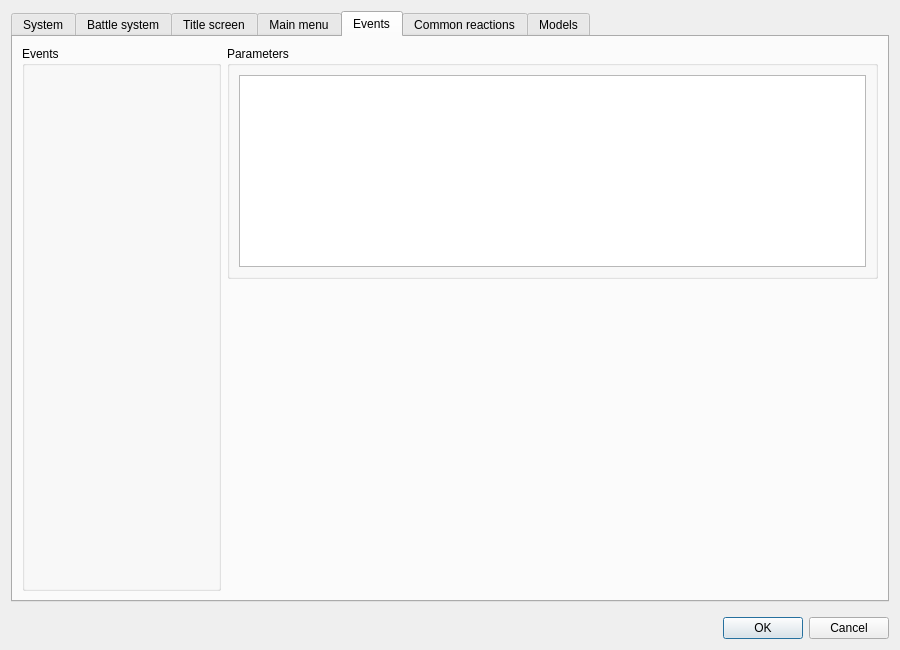
Old version of the form Engine/Dialogs/dialogsystems.ui in the repository RPG-Paper-Maker/RPG-Paper-Maker.
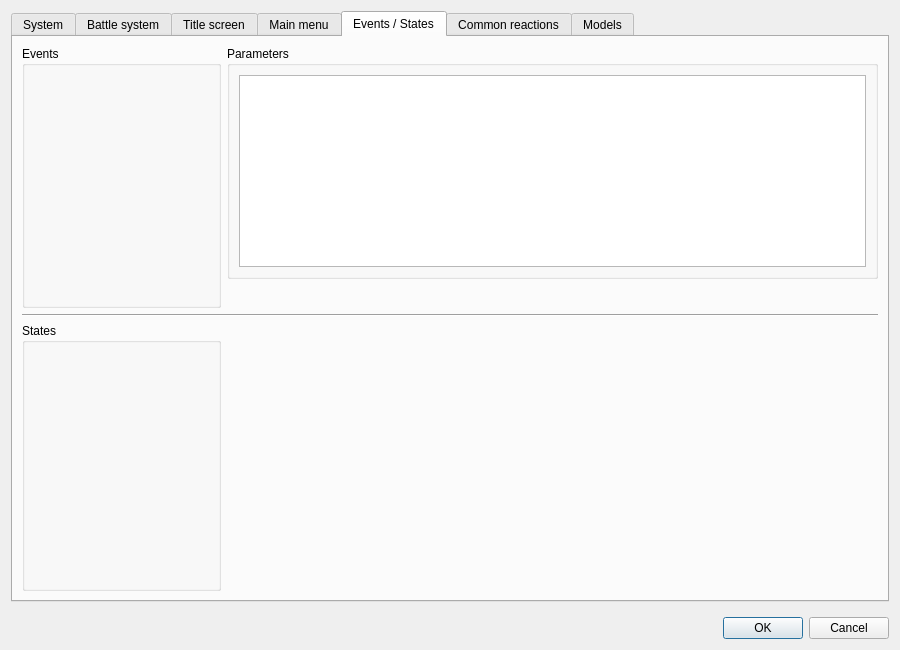
New version of the form. The open tabs and pages were chosen to show the change. Custom widgets are drawn as their Qt base class.

Commit message: [E] Make states always common

What changed in the file:
```diff
--- a/Engine/Dialogs/dialogsystems.ui
+++ b/Engine/Dialogs/dialogsystems.ui
@@ -654,11 +654,13 @@
        </widget>
        <widget class="QWidget" name="tab_6">
         <attribute name="title">
-         <string>Events</string>
+         <string>Events / States</string>
         </attribute>
-        <layout class="QGridLayout" name="gridLayout_20">
+        <layout class="QGridLayout" name="gridLayout_24">
          <item row="0" column="0">
-          <layout class="QHBoxLayout" name="horizontalLayout_5" stretch="0,1">
+          <layout class="QVBoxLayout" name="verticalLayout_19" stretch="1,0,1">
+           <item>
+            <layout class="QHBoxLayout" name="horizontalLayout_7" stretch="0,1">
            <item>
             <widget class="QGroupBox" name="groupBox_12">
              <property name="minimumSize">
@@ -719,6 +721,69 @@
                 <size>
                  <width>598</width>
                  <height>368</height>
+                  </size>
+                 </property>
+                </spacer>
+               </item>
+              </layout>
+             </item>
+            </layout>
+           </item>
+           <item>
+            <widget class="Line" name="line">
+             <property name="orientation">
+              <enum>Qt::Horizontal</enum>
+             </property>
+            </widget>
+           </item>
+           <item>
+            <layout class="QHBoxLayout" name="horizontalLayout_5" stretch="0,1">
+             <item>
+              <widget class="QGroupBox" name="groupBox_15">
+               <property name="minimumSize">
+                <size>
+                 <width>0</width>
+                 <height>0</height>
+                </size>
+               </property>
+               <property name="maximumSize">
+                <size>
+                 <width>16777215</width>
+                 <height>16777215</height>
+                </size>
+               </property>
+               <property name="title">
+                <string>States</string>
+               </property>
+               <layout class="QGridLayout" name="gridLayout_20">
+                <item row="0" column="0">
+                 <widget class="PanelSuperList" name="panelSuperListStates" native="true">
+                  <property name="minimumSize">
+                   <size>
+                    <width>175</width>
+                    <height>0</height>
+                   </size>
+                  </property>
+                  <property name="maximumSize">
+                   <size>
+                    <width>175</width>
+                    <height>16777215</height>
+                   </size>
+                  </property>
+                 </widget>
+                </item>
+               </layout>
+              </widget>
+             </item>
+             <item>
+              <spacer name="horizontalSpacer">
+               <property name="orientation">
+                <enum>Qt::Horizontal</enum>
+               </property>
+               <property name="sizeHint" stdset="0">
+                <size>
+                 <width>638</width>
+                 <height>268</height>
                 </size>
                </property>
               </spacer>
```
Left out of the diff: 2 changed lines with no effect on the pictures. Lines whose indentation alone changed are shown as unchanged. The commit also changes 14 other files.
